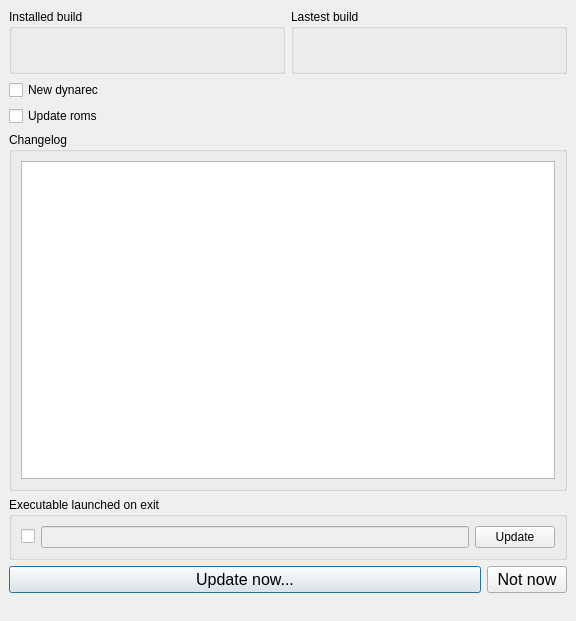
First picture: the form in ui/mainwindow.ui, repository silverlays/Update86Box, before the edit.
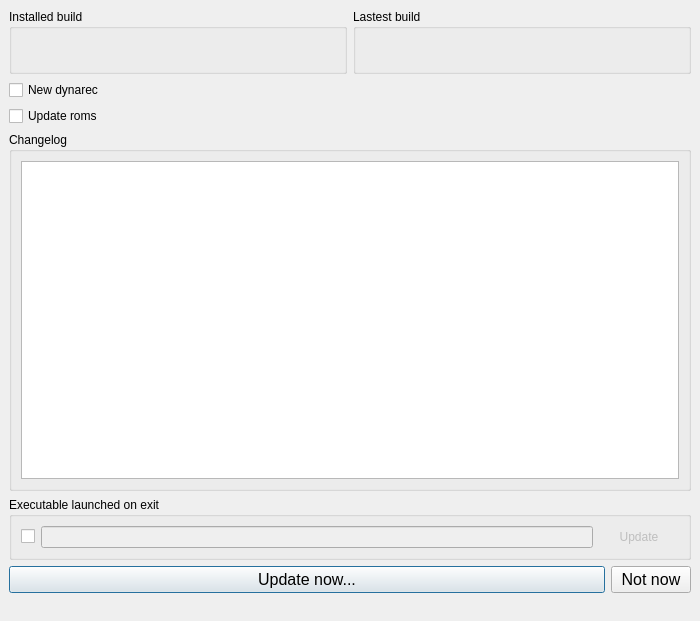
Second picture: the form after the edit.

The edit to the form file:
```diff
--- a/ui/mainwindow.ui
+++ b/ui/mainwindow.ui
@@ -6,7 +6,7 @@
    <rect>
     <x>0</x>
     <y>0</y>
-    <width>576</width>
+    <width>700</width>
     <height>621</height>
    </rect>
   </property>
@@ -153,9 +153,18 @@
        </item>
        <item>
         <widget class="QPushButton" name="commandLineUpdateButton">
+         <property name="enabled">
+          <bool>false</bool>
+         </property>
+         <property name="cursor">
+          <cursorShape>PointingHandCursor</cursorShape>
+         </property>
          <property name="text">
           <string>Update</string>
          </property>
+         <property name="flat">
+          <bool>true</bool>
+         </property>
         </widget>
        </item>
       </layout>
```
Left out of the diff: 2 changed lines with no effect on the pictures.
